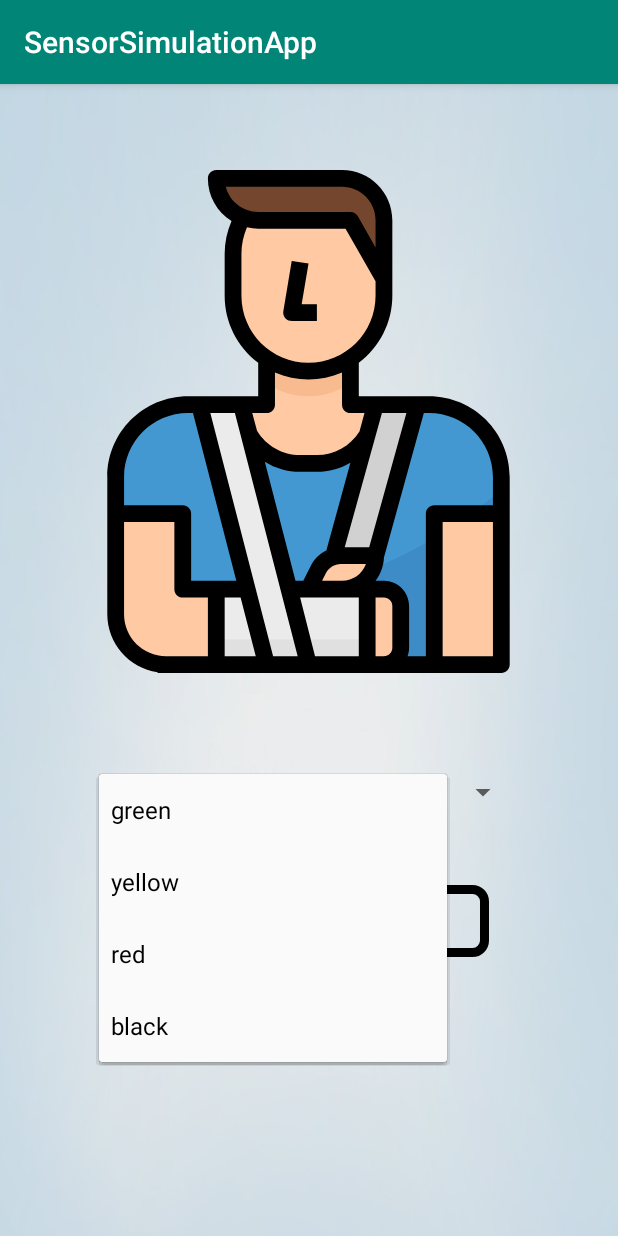
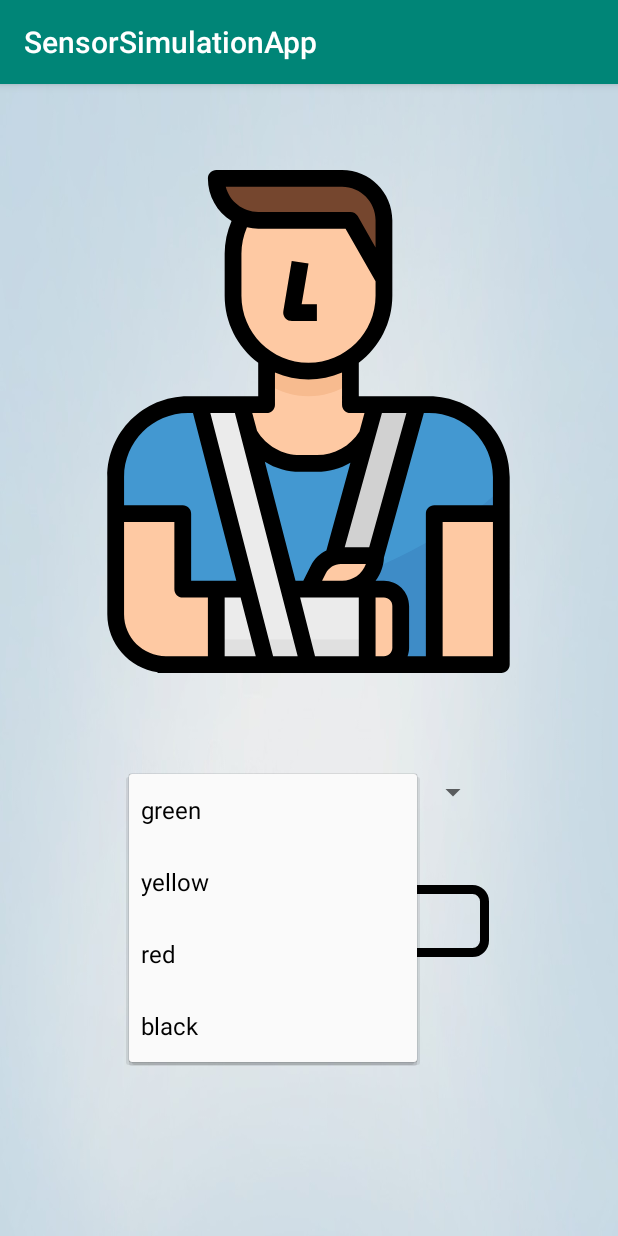
Before and after one commit to SKlimczuk/SensorSimulation, an Android app: the screen it shows after launch (MainActivity), after a tap on "green", on a phone screen of 412 x 824 dp. Run offline under Robolectric (Android 15) with nearby library versions, the phone set to English and light mode, and no system bars.

Commit message:
final version

```diff
--- a/app/src/main/java/com/example/sensorsimulationapp/logic/SensorActivity.java
+++ b/app/src/main/java/com/example/sensorsimulationapp/logic/SensorActivity.java
@@ -29,7 +29,6 @@ public interface SensorActivity {
      */
     PatientStatus stringToEnumConverter(String toConvert) throws Throwable;
 
-
     /**
      * @param sensor        to store data from simulation
      * @param patientStatus status
@@ -38,7 +37,7 @@ public interface SensorActivity {
 
     /**
      * @param sensor to retrieve data
-     * @return json as string
+     * @return data as string
      */
     byte[] customAdvertisingPacketGenerator(Sensor sensor);
 }
--- a/app/src/main/res/layout/activity_main.xml
+++ b/app/src/main/res/layout/activity_main.xml
@@ -18,7 +18,7 @@
 
     <Spinner
         android:id="@+id/statusSpinner"
-        android:layout_width="280dp"
+        android:layout_width="240dp"
         android:layout_height="wrap_content"
         android:layout_below="@+id/patientView"
         android:layout_centerHorizontal="true"
--- a/app/src/main/res/values/strings.xml
+++ b/app/src/main/res/values/strings.xml
@@ -2,7 +2,7 @@
     <string name="app_name">SensorSimulationApp</string>
     <string name="begin_simulation">begin simulation</string>
     <string name="title_simulation">sensorApp</string>
-    <string name="chooseOptionSpinner">choose option</string>
+    <string name="chooseOptionSpinner">choose priority</string>
     <string name="activityTitle">result</string>
     <string-array name="patientStatus">
         <item>green</item>
```
